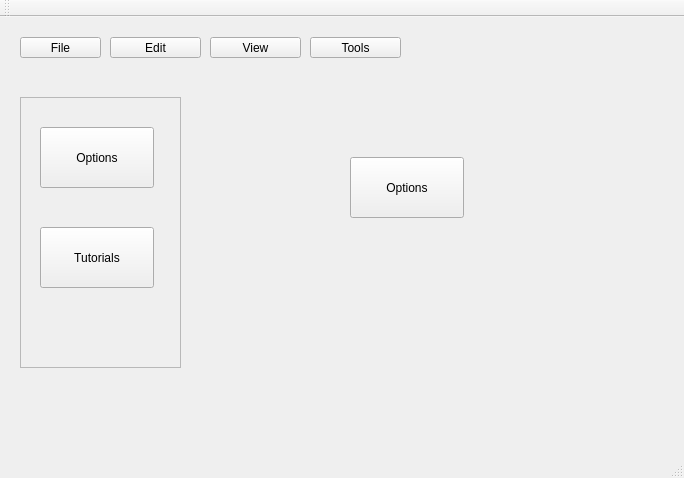
The window that UAV-Forge-New/mainwindow.ui (UCI-UAVForge/GroundStation) describes before a commit, drawn with Qt 5.
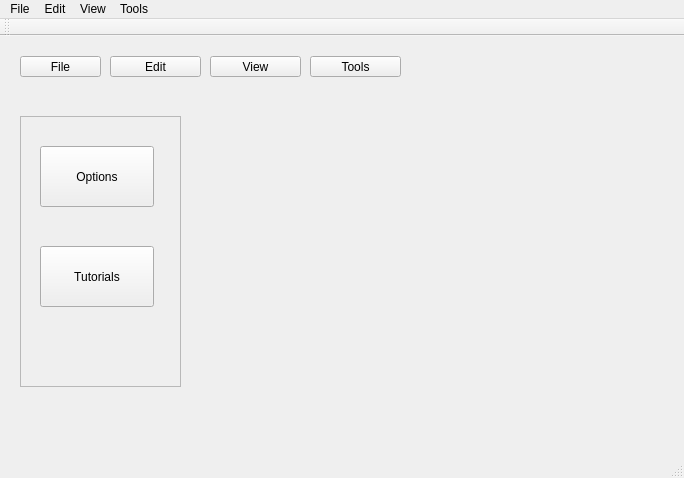
The same window after the commit.

What changed in the file:
```diff
--- a/UAV-Forge-New/mainwindow.ui
+++ b/UAV-Forge-New/mainwindow.ui
@@ -117,19 +117,6 @@
       <height>271</height>
      </rect>
     </property>
-    <widget class="QPushButton" name="pushButton_7">
-     <property name="geometry">
-      <rect>
-       <x>90</x>
-       <y>60</y>
-       <width>114</width>
-       <height>61</height>
-      </rect>
-     </property>
-     <property name="text">
-      <string>Options</string>
-     </property>
-    </widget>
    </widget>
   </widget>
   <widget class="QMenuBar" name="menuBar">
@@ -141,6 +128,31 @@
      <height>22</height>
     </rect>
    </property>
+   <widget class="QMenu" name="menuFile">
+    <property name="title">
+     <string>File</string>
+    </property>
+    <addaction name="actionNew"/>
+   </widget>
+   <widget class="QMenu" name="menuEdit">
+    <property name="title">
+     <string>Edit</string>
+    </property>
+   </widget>
+   <widget class="QMenu" name="menuView">
+    <property name="title">
+     <string>View</string>
+    </property>
+   </widget>
+   <widget class="QMenu" name="menuTools">
+    <property name="title">
+     <string>Tools</string>
+    </property>
+   </widget>
+   <addaction name="menuFile"/>
+   <addaction name="menuEdit"/>
+   <addaction name="menuView"/>
+   <addaction name="menuTools"/>
   </widget>
   <widget class="QToolBar" name="mainToolBar">
    <attribute name="toolBarArea">
```
Left out of the diff: 27 changed lines with no effect on the pictures.
